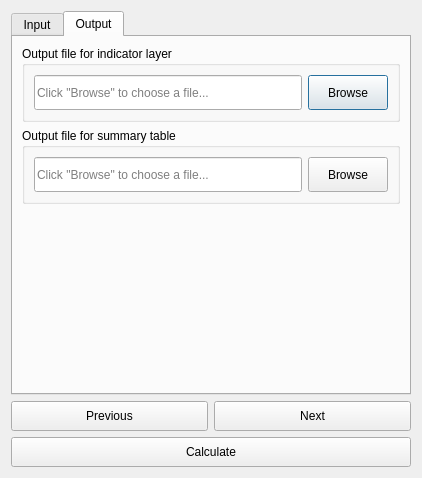
Old version of the form LDMP/gui/DlgCalculateUrbanSummaryTable.ui in the repository ConservationInternational/trends.earth.
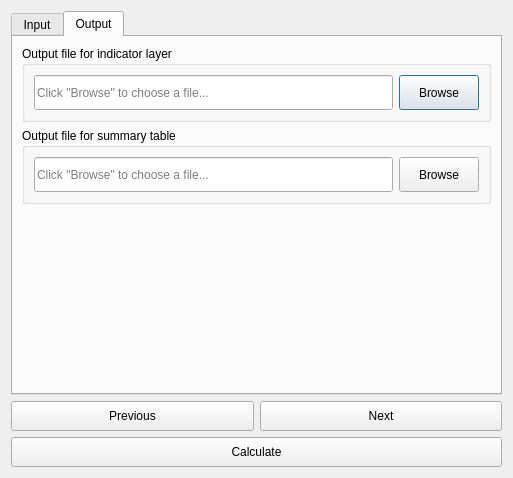
New version of the form. The open tabs and pages were chosen to show the change. Custom widgets are drawn as their Qt base class.

What changed in the file:
```diff
--- a/LDMP/gui/DlgCalculateUrbanSummaryTable.ui
+++ b/LDMP/gui/DlgCalculateUrbanSummaryTable.ui
@@ -6,7 +6,7 @@
    <rect>
     <x>0</x>
     <y>0</y>
-    <width>422</width>
+    <width>513</width>
     <height>478</height>
    </rect>
   </property>
@@ -119,6 +119,12 @@
          <layout class="QHBoxLayout" name="horizontalLayout_3">
           <item>
            <widget class="QLineEdit" name="output_file_layer">
+            <property name="sizePolicy">
+             <sizepolicy hsizetype="Expanding" vsizetype="Minimum">
+              <horstretch>0</horstretch>
+              <verstretch>0</verstretch>
+             </sizepolicy>
+            </property>
             <property name="minimumSize">
              <size>
               <width>0</width>
@@ -135,6 +141,12 @@
           </item>
           <item>
            <widget class="QPushButton" name="browse_output_file_layer">
+            <property name="sizePolicy">
+             <sizepolicy hsizetype="Minimum" vsizetype="Minimum">
+              <horstretch>0</horstretch>
+              <verstretch>0</verstretch>
+             </sizepolicy>
+            </property>
             <property name="minimumSize">
              <size>
               <width>0</width>
@@ -157,6 +169,12 @@
          <layout class="QHBoxLayout" name="horizontalLayout_2">
           <item>
            <widget class="QLineEdit" name="output_file_table">
+            <property name="sizePolicy">
+             <sizepolicy hsizetype="Expanding" vsizetype="Minimum">
+              <horstretch>0</horstretch>
+              <verstretch>0</verstretch>
+             </sizepolicy>
+            </property>
             <property name="minimumSize">
              <size>
               <width>0</width>
@@ -173,6 +191,12 @@
           </item>
           <item>
            <widget class="QPushButton" name="browse_output_file_table">
+            <property name="sizePolicy">
+             <sizepolicy hsizetype="Minimum" vsizetype="Minimum">
+              <horstretch>0</horstretch>
+              <verstretch>0</verstretch>
+             </sizepolicy>
+            </property>
             <property name="minimumSize">
              <size>
               <width>0</width>
@@ -208,6 +232,12 @@
     <layout class="QGridLayout" name="gridLayout_3">
      <item row="0" column="0">
       <widget class="QPushButton" name="button_prev">
+       <property name="sizePolicy">
+        <sizepolicy hsizetype="Minimum" vsizetype="Minimum">
+         <horstretch>0</horstretch>
+         <verstretch>0</verstretch>
+        </sizepolicy>
+       </property>
        <property name="minimumSize">
         <size>
          <width>0</width>
@@ -221,6 +251,12 @@
      </item>
      <item row="0" column="1">
       <widget class="QPushButton" name="button_next">
+       <property name="sizePolicy">
+        <sizepolicy hsizetype="Minimum" vsizetype="Minimum">
+         <horstretch>0</horstretch>
+         <verstretch>0</verstretch>
+        </sizepolicy>
+       </property>
        <property name="minimumSize">
         <size>
          <width>0</width>
@@ -234,6 +270,12 @@
      </item>
      <item row="1" column="0" colspan="2">
       <widget class="QPushButton" name="button_calculate">
+       <property name="sizePolicy">
+        <sizepolicy hsizetype="Minimum" vsizetype="Minimum">
+         <horstretch>0</horstretch>
+         <verstretch>0</verstretch>
+        </sizepolicy>
+       </property>
        <property name="minimumSize">
         <size>
          <width>0</width>
```
Left out of the diff: 4 changed lines with no effect on the pictures.
